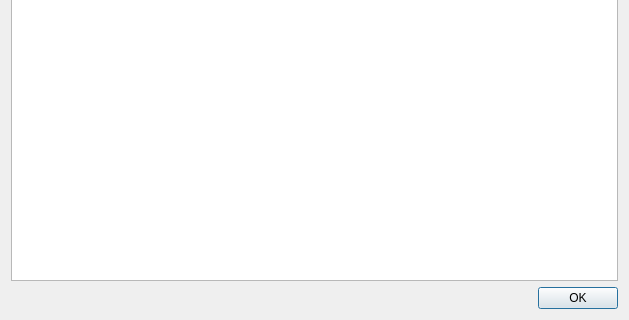
jpsdr/MKVToolnix-Windows-7, file src/mkvtoolnix-gui/forms/util/text_display_dialog.ui: the form before one commit; both pictures show x 0 to 629 and y 160 to 480 of the 629 by 480 pixel window.
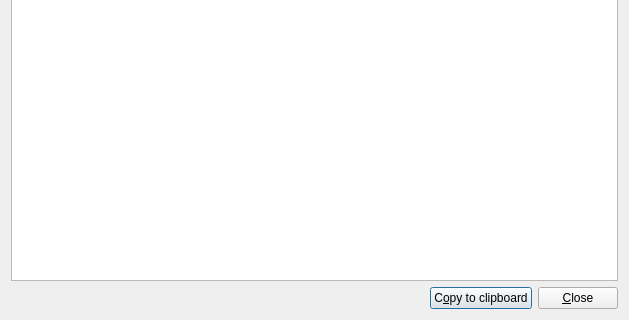
The form after the commit.

Commit message: GUI: text display dialog: add "copy to clipboard" functionality

What changed in the file:
```diff
--- a/src/mkvtoolnix-gui/forms/util/text_display_dialog.ui
+++ b/src/mkvtoolnix-gui/forms/util/text_display_dialog.ui
@@ -32,11 +32,35 @@
     </widget>
    </item>
    <item>
-    <widget class="QDialogButtonBox" name="buttonBox">
-     <property name="standardButtons">
-      <set>QDialogButtonBox::Ok</set>
-     </property>
-    </widget>
+    <layout class="QHBoxLayout" name="horizontalLayout_2">
+     <item>
+      <spacer name="horizontalSpacer">
+       <property name="orientation">
+        <enum>Qt::Horizontal</enum>
+       </property>
+       <property name="sizeHint" stdset="0">
+        <size>
+         <width>40</width>
+         <height>20</height>
+        </size>
+       </property>
+      </spacer>
+     </item>
+     <item>
+      <widget class="QPushButton" name="pbCopyToClipboard">
+       <property name="text">
+        <string>C&amp;opy to clipboard</string>
+       </property>
+      </widget>
+     </item>
+     <item>
+      <widget class="QPushButton" name="pbClose">
+       <property name="text">
+        <string>&amp;Close</string>
+       </property>
+      </widget>
+     </item>
+    </layout>
    </item>
   </layout>
  </widget>
```
Left out of the diff: 4 changed lines with no effect on the pictures. The commit also changes 2 other files.
